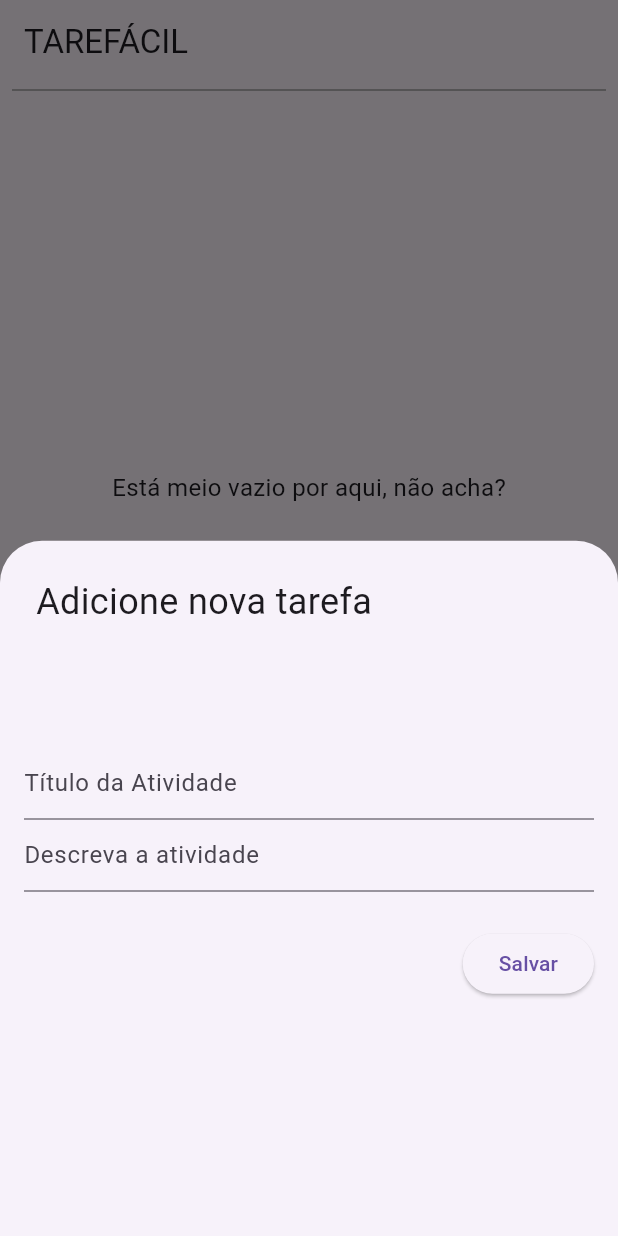
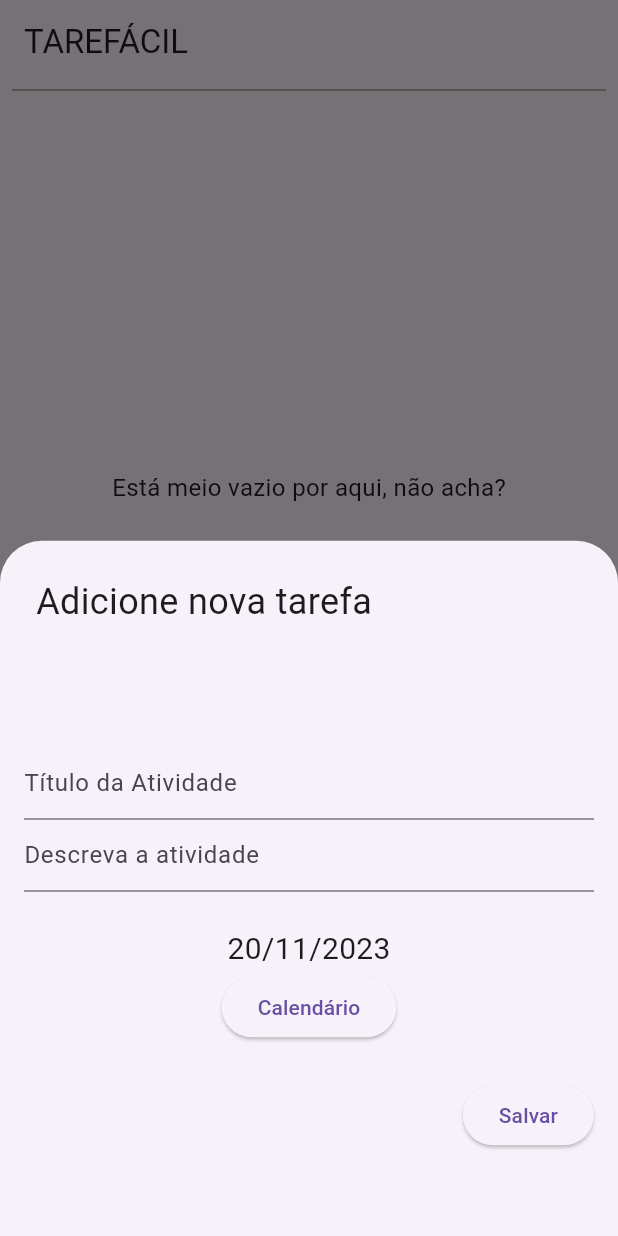
Before and after one commit to neliocarlos/TaskList, a Flutter app: the screen it shows once a user with an empty profile is signed in, after a tap on the "add" icon, on a phone screen of 412 x 824 dp. Run offline on Flutter 3.47's test engine with Material 3 defaults, Android fonts, the phone set to English and light mode, and no system bars; our stand-ins replace cloud_firestore, firebase_auth, firebase_core, go_router, google_fonts; missing offline and left inert: firebase_ui_auth; accounts and stored records are empty.

Commit message:
parcial: Adição do calendário

```diff
--- a/lib/src/components/tasklist/task_list.dart
+++ b/lib/src/components/tasklist/task_list.dart
@@ -26,6 +26,29 @@ class _TaskListState extends State<TaskList> {
   final _formKey = GlobalKey<FormState>(debugLabel: '_TaskListState');
   final _title = TextEditingController();
   final _description = TextEditingController();
+
+  DateTime _dateTime = DateTime.now();
+
+  void _showDatePicker() async {
+  DateTime? pickedDate = await _selectDate(context);
+  if (pickedDate != null && pickedDate != _dateTime) {
+    setState(() {
+      _dateTime = pickedDate;
+    });
+  }
+}
+
+Future<DateTime?> _selectDate(BuildContext context) async {
+  DateTime currentDate = _dateTime;
+  DateTime? pickedDate = await showDatePicker(
+    context: context,
+    initialDate: currentDate,
+    firstDate: DateTime.now(),
+    lastDate: DateTime(2050),
+  );
+  return pickedDate;
+}
+
 
   @override
   Widget build(BuildContext context) {
@@ -126,6 +149,24 @@ class _TaskListState extends State<TaskList> {
                                     ),
                                   ),
                                   const SizedBox(height: 24),
+                                  Center(
+                                    child: Column(
+                                      mainAxisAlignment: MainAxisAlignment.spaceEvenly,
+                                      children: [
+                                        Text(
+                                          '${_dateTime.day}/${_dateTime.month}/${_dateTime.year}',
+                                          style: TextStyle(
+                                            fontSize: 20,
+                                          ),
+                                        ),
+                                        ElevatedButton(
+                                          onPressed: _showDatePicker,
+                                          child: Text('Calendário')
+                                        ),
+                                      ],
+                                    )
+                                  ),
+                                  const SizedBox(height: 24),
                                   Container(
                                     alignment: AlignmentDirectional.centerEnd,
                                     child: ElevatedButton(
```
Also changed, not shown: pubspec.lock.
